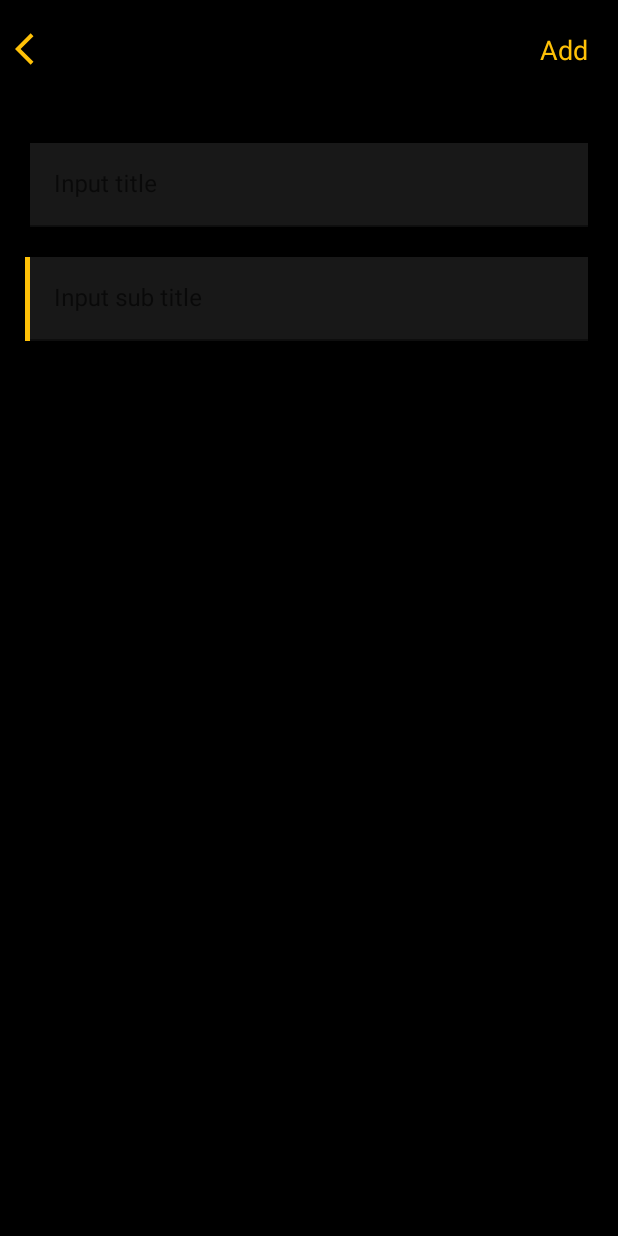
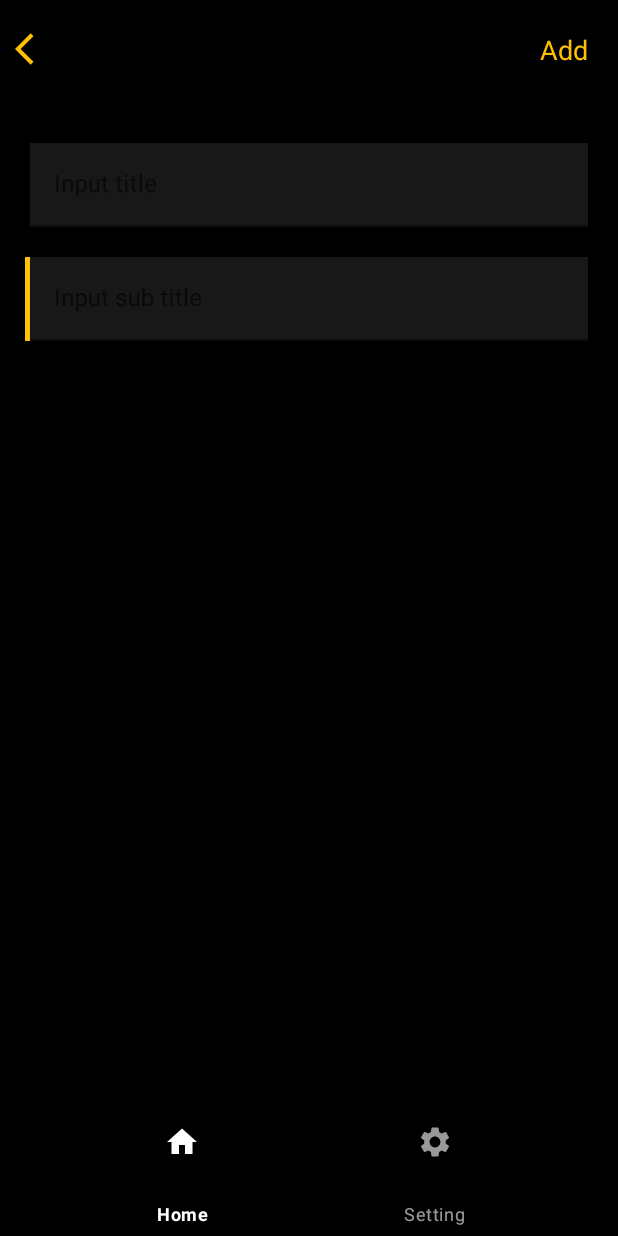
Before and after one commit to devdatbt/CleanArchitectureApp, an Android app: the screen it shows after launch (MainActivity), after a tap on an icon or button, on a phone screen of 412 x 824 dp. Run offline under Robolectric (Android 15) with nearby library versions, the phone set to English and light mode, and no system bars; our stand-ins replace Dagger/Hilt's generated code, Room's generated code, RxJava, navigation-ui; network calls fail.

Commit message:
Impl: Apply bottom navigation with navigation component

```diff
--- a/presentation/src/main/java/com/example/apper/ui/HomeFragment.kt
+++ b/presentation/src/main/java/com/example/apper/ui/HomeFragment.kt
@@ -49,7 +49,7 @@ class HomeFragment : BaseFragment(R.layout.fragment_home) {
 
     private fun initGetData() {
         mNoteViewModel.getCurrencyFromServer()
-        mNoteViewModel.getSearchNoteLists()
+        //mNoteViewModel.getSearchNoteLists()
     }
 
     private val onItemClick: (Note) -> Unit = {
--- a/presentation/src/main/java/com/example/apper/ui/MainActivity.kt
+++ b/presentation/src/main/java/com/example/apper/ui/MainActivity.kt
@@ -1,14 +1,23 @@
 package com.example.apper.ui
 
+import android.annotation.SuppressLint
 import android.os.Bundle
+import androidx.navigation.fragment.NavHostFragment
+import androidx.navigation.ui.setupWithNavController
 import com.example.apper.NoteApplication
 import com.example.apper.R
 import com.example.apper.ui.base.BaseActivity
+import com.google.android.material.bottomnavigation.BottomNavigationView
 
 class MainActivity : BaseActivity() {
+    @SuppressLint("MissingInflatedId")
     override fun onCreate(savedInstanceState: Bundle?) {
         appComponent.inject(this)
         super.onCreate(savedInstanceState)
         setContentView(R.layout.activity_main)
+        val navHostFragment = supportFragmentManager.findFragmentById(R.id.nav_host_fragment) as NavHostFragment
+        val navController = navHostFragment.navController
+        val navView: BottomNavigationView = findViewById(R.id.bottom_navigation)
+        navView.setupWithNavController(navController)
     }
 }
--- /dev/null
+++ b/presentation/src/main/java/com/example/apper/ui/SettingFragment.kt
@@ -0,0 +1,17 @@
+package com.example.apper.ui
+
+import android.os.Bundle
+import androidx.fragment.app.Fragment
+import android.view.LayoutInflater
+import android.view.View
+import android.view.ViewGroup
+import com.example.apper.R
+
+class SettingFragment : Fragment() {
+    override fun onCreateView(
+        inflater: LayoutInflater, container: ViewGroup?,
+        savedInstanceState: Bundle?
+    ): View? {
+        return inflater.inflate(R.layout.fragment_setting, container, false)
+    }
+}
--- /dev/null
+++ b/presentation/src/main/res/drawable/ic_baseline_home_24.xml
@@ -0,0 +1,5 @@
+<vector android:height="24dp" android:tint="#FFE26E"
+    android:viewportHeight="24" android:viewportWidth="24"
+    android:width="24dp" xmlns:android="http://schemas.android.com/apk/res/android">
+    <path android:fillColor="@android:color/white" android:pathData="M10,20v-6h4v6h5v-8h3L12,3 2,12h3v8z"/>
+</vector>
--- /dev/null
+++ b/presentation/src/main/res/drawable/ic_baseline_settings_24.xml
@@ -0,0 +1,5 @@
+<vector android:height="24dp" android:tint="#FFE26E"
+    android:viewportHeight="24" android:viewportWidth="24"
+    android:width="24dp" xmlns:android="http://schemas.android.com/apk/res/android">
+    <path android:fillColor="@android:color/white" android:pathData="M19.14,12.94c0.04,-0.3 0.06,-0.61 0.06,-0.94c0,-0.32 -0.02,-0.64 -0.07,-0.94l2.03,-1.58c0.18,-0.14 0.23,-0.41 0.12,-0.61l-1.92,-3.32c-0.12,-0.22 -0.37,-0.29 -0.59,-0.22l-2.39,0.96c-0.5,-0.38 -1.03,-0.7 -1.62,-0.94L14.4,2.81c-0.04,-0.24 -0.24,-0.41 -0.48,-0.41h-3.84c-0.24,0 -0.43,0.17 -0.47,0.41L9.25,5.35C8.66,5.59 8.12,5.92 7.63,6.29L5.24,5.33c-0.22,-0.08 -0.47,0 -0.59,0.22L2.74,8.87C2.62,9.08 2.66,9.34 2.86,9.48l2.03,1.58C4.84,11.36 4.8,11.69 4.8,12s0.02,0.64 0.07,0.94l-2.03,1.58c-0.18,0.14 -0.23,0.41 -0.12,0.61l1.92,3.32c0.12,0.22 0.37,0.29 0.59,0.22l2.39,-0.96c0.5,0.38 1.03,0.7 1.62,0.94l0.36,2.54c0.05,0.24 0.24,0.41 0.48,0.41h3.84c0.24,0 0.44,-0.17 0.47,-0.41l0.36,-2.54c0.59,-0.24 1.13,-0.56 1.62,-0.94l2.39,0.96c0.22,0.08 0.47,0 0.59,-0.22l1.92,-3.32c0.12,-0.22 0.07,-0.47 -0.12,-0.61L19.14,12.94zM12,15.6c-1.98,0 -3.6,-1.62 -3.6,-3.6s1.62,-3.6 3.6,-3.6s3.6,1.62 3.6,3.6S13.98,15.6 12,15.6z"/>
+</vector>
--- a/presentation/src/main/res/layout/activity_main.xml
+++ b/presentation/src/main/res/layout/activity_main.xml
@@ -9,13 +9,29 @@
     <androidx.fragment.app.FragmentContainerView
         android:id="@+id/nav_host_fragment"
         android:name="androidx.navigation.fragment.NavHostFragment"
-        android:layout_width="0dp"
+        android:layout_width="match_parent"
         android:layout_height="0dp"
+        app:defaultNavHost="true"
+        app:layout_constraintBottom_toTopOf="@+id/guideline"
         app:layout_constraintLeft_toLeftOf="parent"
         app:layout_constraintRight_toRightOf="parent"
         app:layout_constraintTop_toTopOf="parent"
-        app:layout_constraintBottom_toBottomOf="parent"
-        app:defaultNavHost="true"
         app:navGraph="@navigation/nav_graph" />
 
+    <androidx.constraintlayout.widget.Guideline
+        android:id="@+id/guideline"
+        android:layout_width="wrap_content"
+        android:layout_height="wrap_content"
+        android:orientation="horizontal"
+        app:layout_constraintGuide_percent="0.90" />
+
+    <com.google.android.material.bottomnavigation.BottomNavigationView
+        android:id="@+id/bottom_navigation"
+        style="@style/Widget.MaterialComponents.BottomNavigationView.Colored"
+        android:layout_width="match_parent"
+        android:layout_height="0dp"
+        app:layout_constraintBottom_toBottomOf="parent"
+        app:layout_constraintTop_toBottomOf="@+id/guideline"
+        app:menu="@menu/navigation_menu" />
+
 </androidx.constraintlayout.widget.ConstraintLayout>
--- /dev/null
+++ b/presentation/src/main/res/layout/fragment_setting.xml
@@ -0,0 +1,14 @@
+<?xml version="1.0" encoding="utf-8"?>
+<FrameLayout xmlns:android="http://schemas.android.com/apk/res/android"
+    xmlns:tools="http://schemas.android.com/tools"
+    android:layout_width="match_parent"
+    android:layout_height="match_parent"
+    tools:context=".ui.SettingFragment">
+
+    <!-- TODO: Update blank fragment layout -->
+    <TextView
+        android:layout_width="match_parent"
+        android:layout_height="match_parent"
+        android:text="@string/hello_blank_fragment" />
+
+</FrameLayout>
--- /dev/null
+++ b/presentation/src/main/res/menu/navigation_menu.xml
@@ -0,0 +1,12 @@
+<?xml version="1.0" encoding="utf-8"?>
+<menu xmlns:android="http://schemas.android.com/apk/res/android">
+    <item
+        android:id="@+id/homeFragment"
+        android:icon="@drawable/ic_baseline_home_24"
+        android:title="Home" />
+
+    <item
+        android:id="@+id/settingFragment"
+        android:icon="@drawable/ic_baseline_settings_24"
+        android:title="Setting" />
+</menu>
--- a/presentation/src/main/res/navigation/nav_graph.xml
+++ b/presentation/src/main/res/navigation/nav_graph.xml
@@ -32,4 +32,10 @@
             android:name="timeId"
             app:argType="long" />
     </fragment>
+
+    <fragment
+        android:id="@+id/settingFragment"
+        android:name="com.example.apper.ui.SettingFragment"
+        android:label="fragment_setting"
+        tools:layout="@layout/fragment_setting" />
 </navigation>
```
